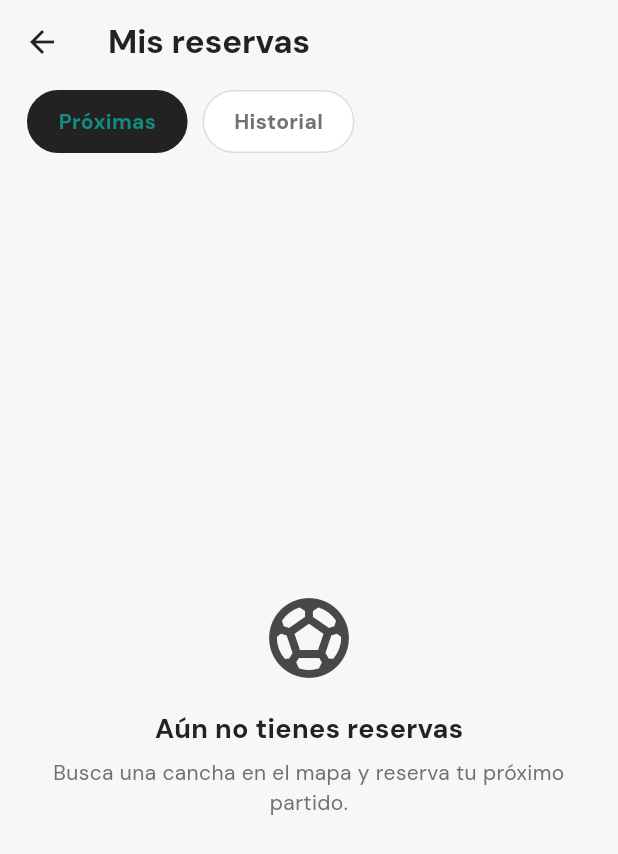
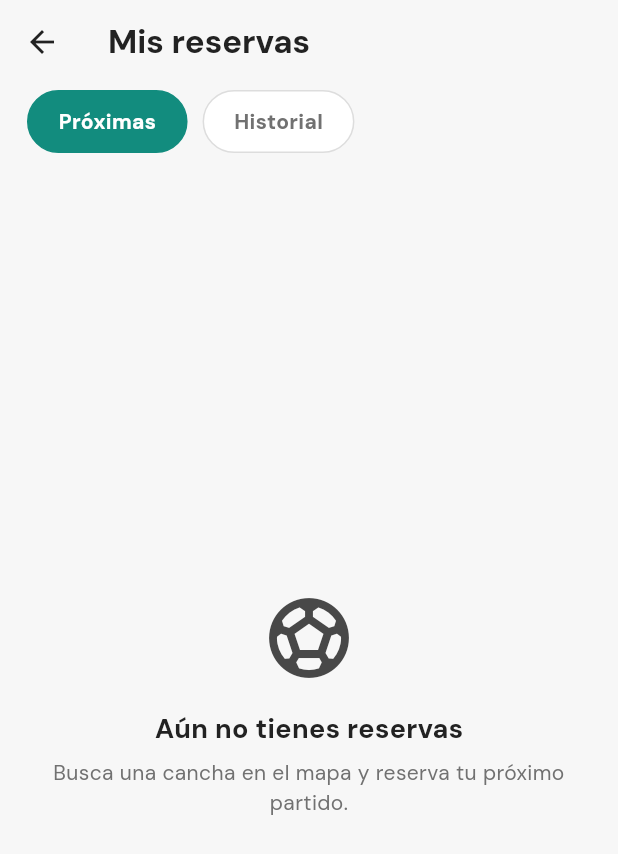
Before and after one commit to dcalagua/canchas-app-lima, a Flutter app: the MisReservasScreen screen opened directly, on a phone screen of 412 x 824 dp. Shown: the top 854 px of the screen. Run offline on Flutter 3.47's test engine with Material 3 defaults, Android fonts, the phone set to English and light mode, and no system bars; our stand-ins replace audioplayers, firebase_core, firebase_messaging, font_awesome_flutter, geocoding, geolocator and 6 more; missing offline and left inert: record; accounts and stored records are empty.

Commit message:
Congruencia WhatsApp: quitar fondos negros en toggles y selecciones activas
El estado activo/seleccionado usaba charcoal (tinta/bosque), inconsistente con
la marca verde WhatsApp. Auditoría y corrección de los CTAs/toggles visibles:

- Mis reservas: toggle "Próximas/Historial" activo → verde lima (antes negro).
- Agenda del dueño: pastilla de filtro (_Pildora) activa → verde lima; selector
  móvil de cancha y lista maestra en tablet (_CanchaTile) → verde suave con
  borde lima (igual que el selector de escritorio), texto charcoal legible.
- Ficha del club: slot de hora seleccionado → verde lima (era la selección más
  visible al reservar y salía en negro).
- Snackbars de éxito (verificar propiedad OTP y verificador de campo) → verde
  lima, igual que el snackbar de referidos.

Sin fondos negros en estados activos; contraste correcto en claro y oscuro.

Co-Authored-By: Claude Opus 4.8 (1M context) <noreply@anthropic.com>
Claude-Session: https://claude.ai/code/session_017fg7ijXuZRX6jvFjZELf83

```diff
--- a/lib/screens/club_detalle_screen.dart
+++ b/lib/screens/club_detalle_screen.dart
@@ -1291,12 +1291,14 @@ class _SlotChip extends StatelessWidget {
                 decoration: TextDecoration.lineThrough)),
       );
     }
+    // Slot seleccionado = verde WhatsApp (marca), nunca negro. Es la selección
+    // más visible al reservar; congruente con el resto de la app.
     final Color borde = seleccionada
-        ? tinta
+        ? lima
         : valle
             ? clay
             : trazo;
-    final Color fondo = seleccionada ? tinta : cs.surface;
+    final Color fondo = seleccionada ? lima : cs.surface;
     final Color texto = seleccionada
         ? Colors.white
         : valle
--- a/lib/screens/mis_reservas_screen.dart
+++ b/lib/screens/mis_reservas_screen.dart
@@ -139,13 +139,14 @@ class _SegChip extends StatelessWidget {
         duration: const Duration(milliseconds: 150),
         padding: const EdgeInsets.symmetric(horizontal: 20, vertical: 10),
         decoration: BoxDecoration(
-          color: activo ? bosque : Theme.of(context).colorScheme.surface,
+          // Activo = verde WhatsApp (marca), no negro. Congruente con la app.
+          color: activo ? lima : Theme.of(context).colorScheme.surface,
           borderRadius: BorderRadius.circular(999),
-          border: Border.all(color: activo ? bosque : trazo),
+          border: Border.all(color: activo ? lima : trazo),
         ),
         child: Text(texto,
             style: TextStyle(
-                color: activo ? lima : textoTenue,
+                color: activo ? Colors.white : textoTenueDe(context),
                 fontWeight: FontWeight.w700,
                 fontSize: 14)),
       ),
--- a/lib/screens/verificador_screen.dart
+++ b/lib/screens/verificador_screen.dart
@@ -281,7 +281,7 @@ class _CapturaScreenState extends State<_CapturaScreen> {
     if (r['ok'] == true) {
       Navigator.of(context).pop(true);
       ScaffoldMessenger.of(context).showSnackBar(SnackBar(
-        backgroundColor: bosque,
+        backgroundColor: lima,
         content: Text(
             '✅ ${r['insignia'] ?? 'Cancha verificada'} · coincide (${r['distancia_m'] ?? '—'} m)',
             style: const TextStyle(color: Colors.white)),
--- a/lib/screens/verificar_propiedad_screen.dart
+++ b/lib/screens/verificar_propiedad_screen.dart
@@ -101,7 +101,7 @@ class _VerificarPropiedadScreenState extends State<VerificarPropiedadScreen> {
           via: 'otp_whatsapp', dueno: email);
       Navigator.of(context).pop(true);
       ScaffoldMessenger.of(context).showSnackBar(const SnackBar(
-        backgroundColor: bosque,
+        backgroundColor: lima,
         content: Text('✅ Propiedad verificada. Tu cancha ya acepta reservas.',
             style: TextStyle(color: Colors.white)),
       ));
```
Also changed, not shown: lib/screens/agenda_screen.dart (+12 -8 lines).
